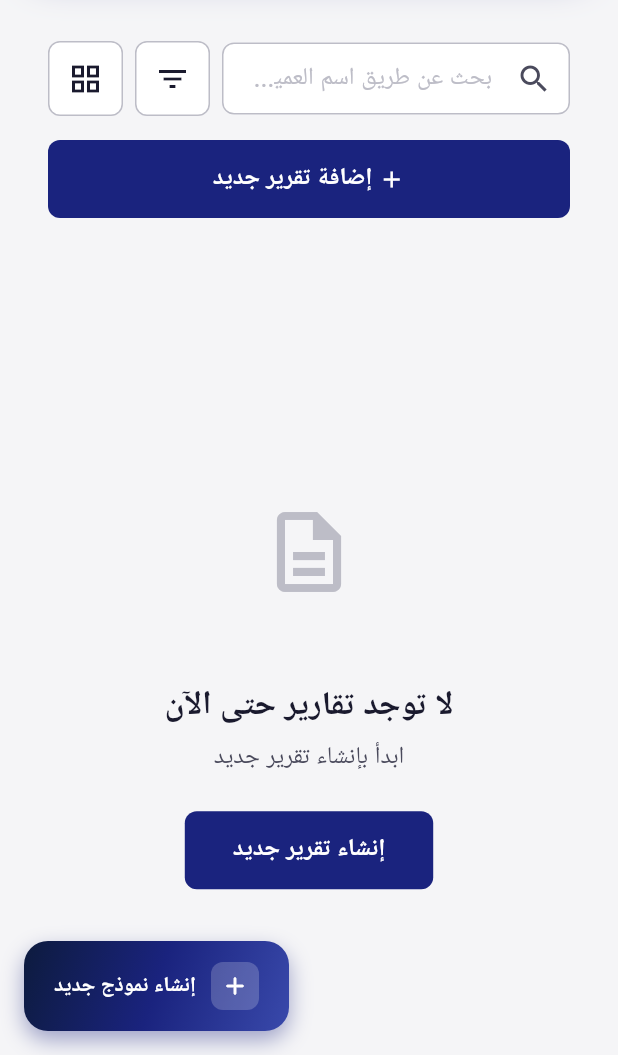
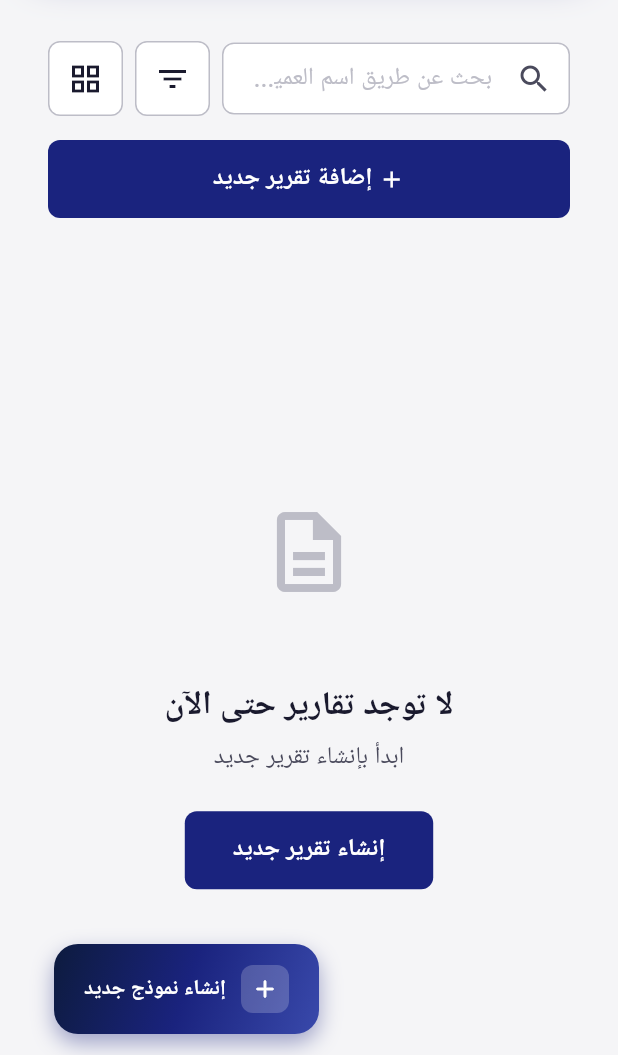
Before and after one commit to themarkode/aljal-evaluation-app, a Flutter app: the screen it shows after launch, on a phone screen of 412 x 824 dp, the part 181-1236 px from its top. Run offline on Flutter 3.47's test engine with Material 3 defaults, Android fonts, the phone set to English and light mode, and no system bars; our stand-ins replace cloud_firestore, firebase_core, firebase_storage, flutter_riverpod, image_picker, open_file and 2 more; accounts and stored records are empty; generated files the repository leaves out were written again.

Commit message:
🐛 Fix FAB widget type and remove unreliable Future.delayed
Bug 1: Changed floatingActionButton from raw Container to proper
FloatingActionButton.extended widget for correct Scaffold positioning
and constraints.

Bug 2: Removed arbitrary Future.delayed(300ms) in _loadEvaluation().
The loadEvaluation() method already awaits the Firebase call and
updates state synchronously. The delay was unreliable - too short
on slow devices, unnecessary on fast ones. Trust Riverpod's state
management instead of arbitrary waits.

```diff
--- a/lib/presentation/screens/evaluation/evaluation_list_screen.dart
+++ b/lib/presentation/screens/evaluation/evaluation_list_screen.dart
@@ -277,8 +277,13 @@ class _EvaluationListScreenState extends ConsumerState<EvaluationListScreen> {
             ],
           ),
         ),
-        // Beautiful floating action button
-        floatingActionButton: Container(
+        // Beautiful floating action button with gradient
+        floatingActionButton: FloatingActionButton.extended(
+          onPressed: _onAddNew,
+          backgroundColor: Colors.transparent,
+          elevation: 0,
+          highlightElevation: 0,
+          label: DecoratedBox(
             decoration: BoxDecoration(
               gradient: AppColors.primaryGradient,
               borderRadius: BorderRadius.circular(16),
@@ -290,11 +295,6 @@ class _EvaluationListScreenState extends ConsumerState<EvaluationListScreen> {
                 ),
               ],
             ),
-          child: Material(
-            color: Colors.transparent,
-            child: InkWell(
-              onTap: _onAddNew,
-              borderRadius: BorderRadius.circular(16),
             child: Padding(
               padding: const EdgeInsets.symmetric(horizontal: 20, vertical: 14),
               child: Row(
@@ -317,7 +317,6 @@ class _EvaluationListScreenState extends ConsumerState<EvaluationListScreen> {
                     ),
                   ),
                 ],
-                ),
               ),
             ),
           ),
--- a/lib/presentation/screens/evaluation/steps/step1_general_info_screen.dart
+++ b/lib/presentation/screens/evaluation/steps/step1_general_info_screen.dart
@@ -66,15 +66,14 @@ class _Step1GeneralInfoScreenState
     // If editing an existing evaluation, load it from Firebase
     if (widget.evaluationId != null) {
       try {
-        // Always load fresh data when editing
+        // Load fresh data when editing - loadEvaluation awaits the Firebase call
+        // and updates state synchronously, so no delay is needed
         await ref
             .read(evaluationNotifierProvider.notifier)
             .loadEvaluation(widget.evaluationId!);
 
-        // Wait a bit to ensure state is updated
-        await Future.delayed(const Duration(milliseconds: 300));
-
-        // Load data into form fields after evaluation is loaded
+        // Load data into form fields immediately after evaluation is loaded
+        // The state is already updated once loadEvaluation completes
         if (mounted) {
           _loadExistingData();
         }
```
Lines whose indentation alone changed are shown as unchanged.
